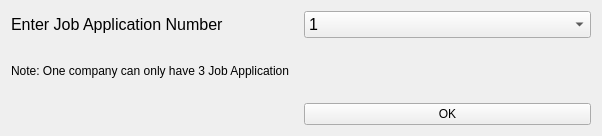
This is jobnumber.ui in santabou/JobMatch as Qt 5 draws it before an edit. The edited form follows.
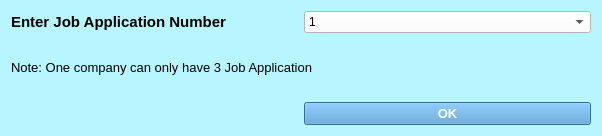
This is the edited form.

Diff of the .ui file:
```diff
--- a/jobnumber.ui
+++ b/jobnumber.ui
@@ -13,9 +13,18 @@
   <property name="windowTitle">
    <string>Form</string>
   </property>
+  <property name="styleSheet">
+   <string notr="true">background-color: rgb(184, 246, 255)
+</string>
+  </property>
   <layout class="QGridLayout" name="gridLayout">
    <item row="1" column="0" colspan="2">
     <widget class="QLabel" name="label_2">
+     <property name="font">
+      <font>
+       <pointsize>10</pointsize>
+      </font>
+     </property>
      <property name="text">
       <string>Note: One company can only have 3 Job Application</string>
      </property>
@@ -23,6 +32,16 @@
    </item>
    <item row="2" column="1">
     <widget class="QPushButton" name="ok">
+     <property name="font">
+      <font>
+       <pointsize>10</pointsize>
+       <bold>true</bold>
+      </font>
+     </property>
+     <property name="styleSheet">
+      <string notr="true">background-color: #4E97D1;
+color: rgb(255, 255, 255);</string>
+     </property>
      <property name="text">
       <string>OK</string>
      </property>
@@ -32,7 +51,8 @@
     <widget class="QLabel" name="label">
      <property name="font">
       <font>
-       <pointsize>12</pointsize>
+       <pointsize>11</pointsize>
+       <bold>true</bold>
       </font>
      </property>
      <property name="text">
@@ -44,9 +64,13 @@
     <widget class="QComboBox" name="comboBox">
      <property name="font">
       <font>
-       <pointsize>12</pointsize>
+       <pointsize>9</pointsize>
+       <bold>false</bold>
       </font>
      </property>
+     <property name="styleSheet">
+      <string notr="true">background-color: rgb(255, 255, 255);</string>
+     </property>
      <item>
       <property name="text">
        <string>1</string>
```
